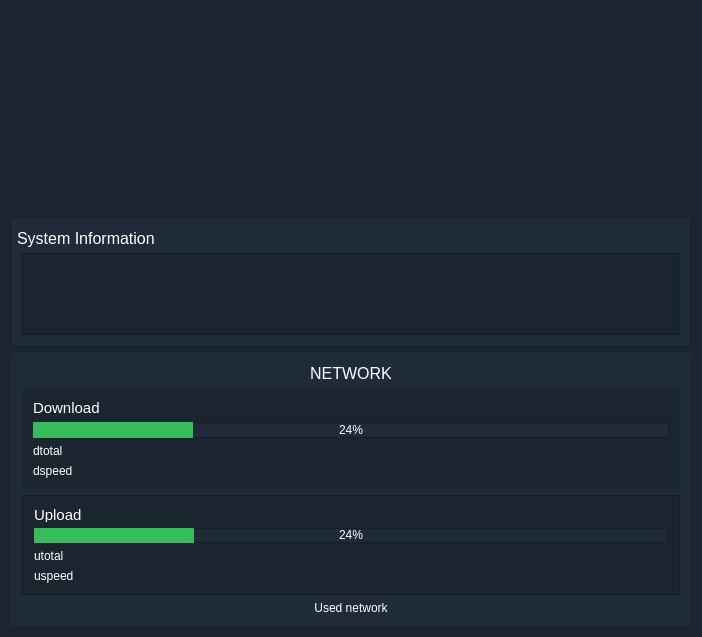
Qt form dashboard/info/sysinfo.ui (rahmanshaber/corebox) before a commit.
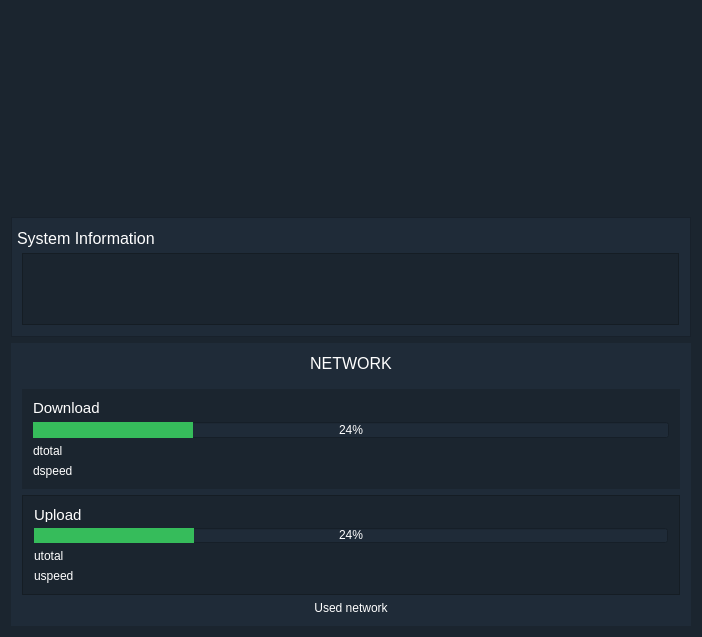
The same form after that commit.

```diff
--- a/dashboard/info/sysinfo.ui
+++ b/dashboard/info/sysinfo.ui
@@ -176,10 +176,13 @@
         <property name="orientation">
          <enum>Qt::Vertical</enum>
         </property>
+        <property name="sizeType">
+         <enum>QSizePolicy::Fixed</enum>
+        </property>
         <property name="sizeHint" stdset="0">
          <size>
-          <width>20</width>
-          <height>40</height>
+          <width>10</width>
+          <height>10</height>
          </size>
         </property>
        </spacer>
@@ -326,6 +329,19 @@
         </layout>
        </widget>
       </item>
+      <item>
+       <spacer name="verticalSpacer_2">
+        <property name="orientation">
+         <enum>Qt::Vertical</enum>
+        </property>
+        <property name="sizeHint" stdset="0">
+         <size>
+          <width>20</width>
+          <height>40</height>
+         </size>
+        </property>
+       </spacer>
+      </item>
       <item>
        <widget class="QLabel" name="label_5">
         <property name="text">
```
